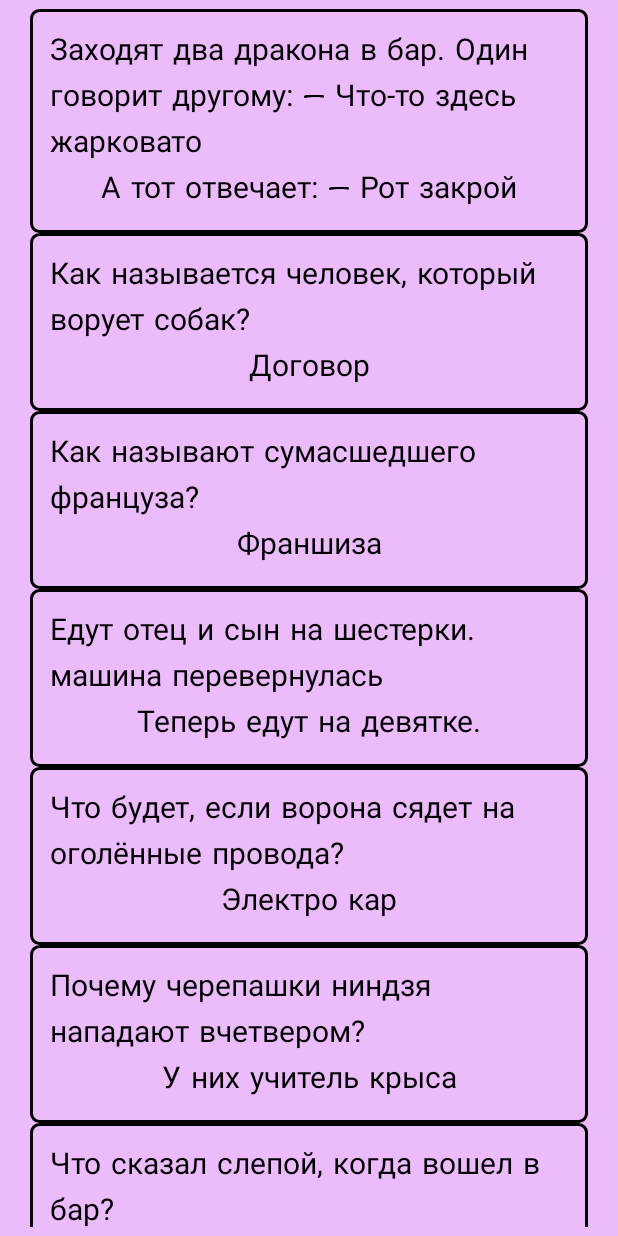
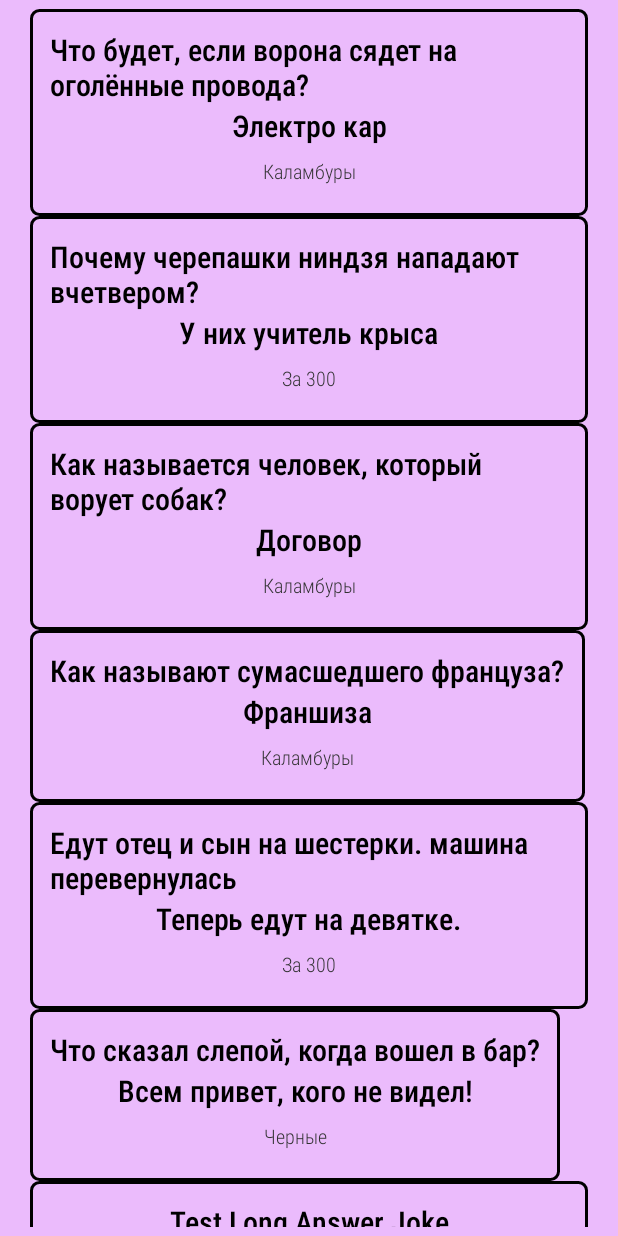
Before and after one commit to redron4k/JokeApp, an Android app: the MainActivity screen opened directly, with no data from a screen before it, on a phone screen of 412 x 824 dp. Run offline under Robolectric (Android 15) with nearby library versions, the phone set to English and light mode, and no system bars.

Commit message:
Joke`s category added

```diff
--- a/app/src/main/java/com/redron/data/Joke.kt
+++ b/app/src/main/java/com/redron/data/Joke.kt
@@ -1,4 +1,5 @@
 package com.redron.data
 
 data class Joke(val jokeQuestion: String,
-                val jokeAnswer: String)
+                val jokeAnswer: String,
+                val category: String)
--- a/app/src/main/java/com/redron/data/JokesGenerator.kt
+++ b/app/src/main/java/com/redron/data/JokesGenerator.kt
@@ -3,19 +3,22 @@ package com.redron.data
 class JokesGenerator {
     private val jokesList = listOf<Joke>(
         Joke("Что будет, если ворона сядет на оголённые провода?",
-            "Электро кар"),
+            "Электро кар", "Каламбуры"),
         Joke("Как называют сумасшедшего француза?",
-            "Франшиза"),
+            "Франшиза", "Каламбуры"),
         Joke("Почему черепашки ниндзя нападают вчетвером?",
-            "У них учитель крыса"),
+            "У них учитель крыса", "За 300"),
         Joke("Что сказал слепой, когда вошел в бар?",
-            "Всем привет, кого не видел!"),
+            "Всем привет, кого не видел!", "Черные"),
         Joke("Едут отец и сын на шестерки. машина перевернулась",
-            "Теперь едут на девятке."),
+            "Теперь едут на девятке.", "За 300"),
         Joke("Заходят два дракона в бар. Один говорит другому: — Что-то здесь жарковато",
-            "А тот отвечает: — Рот закрой"),
+            "А тот отвечает: — Рот закрой", "За 300"),
         Joke("Как называется человек, который ворует собак?",
-            "Договор")
+            "Договор", "Каламбуры"),
+        Joke("Test Long Answer Joke",
+            "AnswerAnswerAnswerAnswerAnswerAnswerAnswerAnswerAnswerAnswerAnswerAnswer",
+            "Test")
     )
 
     public fun generate() : List<Joke> {
--- a/app/src/main/java/com/redron/recycler/JokesViewHolder.kt
+++ b/app/src/main/java/com/redron/recycler/JokesViewHolder.kt
@@ -9,5 +9,6 @@ class JokesViewHolder(val binding: JokeItemBinding) : RecyclerView.ViewHolder(bi
     fun bind(joke: Joke) {
         binding.textViewQuestion.text = joke.jokeQuestion
         binding.textViewAnswer.text = joke.jokeAnswer
+        binding.textViewCategory.text = joke.category
     }
 }
--- a/app/src/main/res/layout/joke_item.xml
+++ b/app/src/main/res/layout/joke_item.xml
@@ -14,7 +14,8 @@
         android:id="@+id/textViewQuestion"
         android:layout_width="match_parent"
         android:layout_height="wrap_content"
-        android:fontFamily="casual"
+        android:fontFamily="sans-serif-condensed-medium"
+        android:gravity="start"
         android:textColor="@android:color/primary_text_light"
         android:textSize="20sp"
         app:layout_constraintEnd_toEndOf="parent"
@@ -26,11 +27,28 @@
         android:id="@+id/textViewAnswer"
         android:layout_width="match_parent"
         android:layout_height="wrap_content"
-        android:fontFamily="casual"
+        android:ellipsize="end"
+        android:fontFamily="sans-serif-condensed-medium"
+        android:gravity="start"
+        android:maxLines="1"
         android:textColor="@android:color/primary_text_light"
         android:textSize="20sp"
         app:layout_constraintEnd_toEndOf="parent"
         app:layout_constraintStart_toStartOf="parent"
         app:layout_constraintTop_toBottomOf="@+id/textViewQuestion"
         tools:text="Answer!" />
+
+    <TextView
+        android:id="@+id/textViewCategory"
+        android:layout_width="match_parent"
+        android:layout_height="wrap_content"
+        android:fontFamily="sans-serif-condensed-light"
+        android:gravity="bottom|end"
+        android:padding="7dp"
+        android:textColor="@android:color/secondary_text_light"
+        android:textSize="13sp"
+        app:layout_constraintEnd_toEndOf="parent"
+        app:layout_constraintStart_toStartOf="parent"
+        app:layout_constraintTop_toBottomOf="@+id/textViewAnswer"
+        tools:text="Answer!" />
 </androidx.constraintlayout.widget.ConstraintLayout>
```
